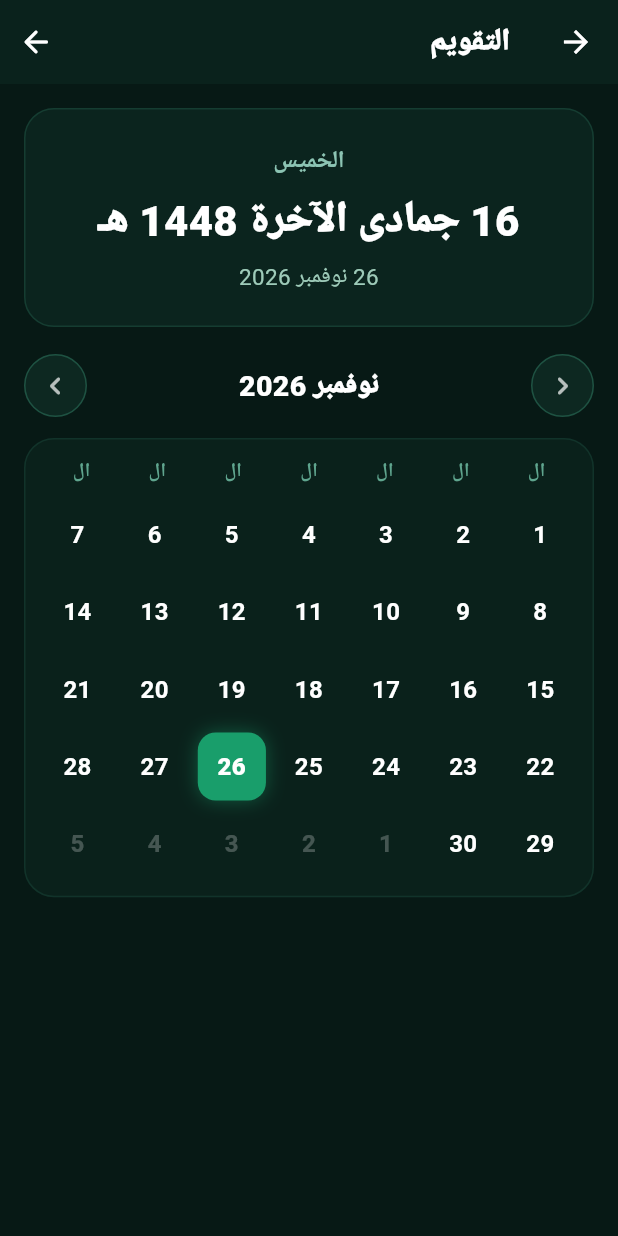
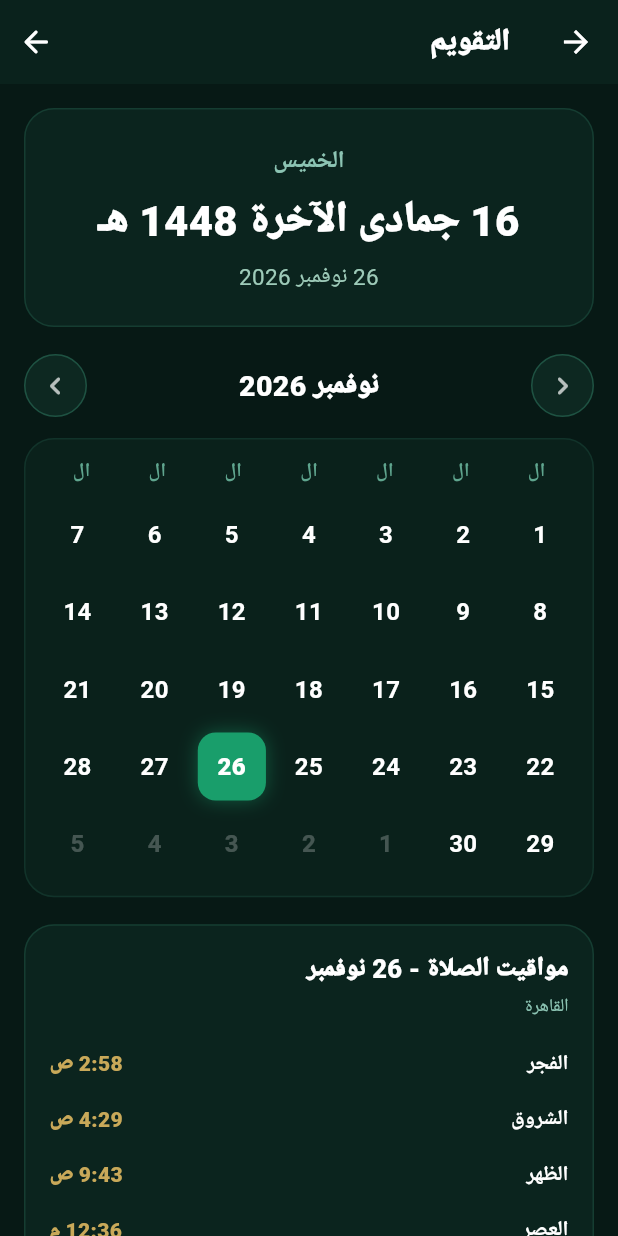
Before and after one commit to mohamedzidan15/-Quranak1app1, a Flutter app: the OriginalCalendarScreen screen opened directly with sample values from the repository, on a phone screen of 412 x 824 dp. Run offline on Flutter 3.47's test engine with Material 3 defaults, Android fonts, the phone set to English and light mode, and no system bars; our stand-ins replace adhan, cloud_firestore, dio, firebase_core, firebase_messaging, flutter_local_notifications and 6 more; missing offline and left inert: android_alarm_manager_plus; accounts and stored records are empty; network calls fail; statements that could not run were skipped.

Commit message:
Fix selected-day prayer calendar and unwrap website JSON API responses

```diff
--- a/quranak_flutter_app/lib/main.dart
+++ b/quranak_flutter_app/lib/main.dart
@@ -598,14 +598,28 @@ class QuranakApi {
     }
     try {
       final response = await _dio.get(baseUrl, queryParameters: {'action': action, ...params});
-      final body = response.data;
+      dynamic body = response.data;
+      if (body is String) body = jsonDecode(body);
       List<Map<String, dynamic>>? rows;
       if (body is List) {
         rows = body.whereType<Map>().map((e) => Map<String, dynamic>.from(e)).toList();
-      } else if (body is String) {
-        final decoded = jsonDecode(body);
-        if (decoded is List) {
-          rows = decoded.whereType<Map>().map((e) => Map<String, dynamic>.from(e)).toList();
+      } else if (body is Map) {
+        // The website endpoints may return either a bare array or a JSON
+        // envelope. Unwrap only known collection keys; never cache an error
+        // object as an empty content list.
+        dynamic payload = body;
+        for (final keyName in const [
+          'data', 'items', 'results', 'reciters', 'audios', 'videos',
+          'books', 'azkar', 'hadiths', 'categories'
+        ]) {
+          final candidate = payload is Map ? payload[keyName] : null;
+          if (candidate is List) {
+            payload = candidate;
+            break;
+          }
+        }
+        if (payload is List) {
+          rows = payload.whereType<Map>().map((e) => Map<String, dynamic>.from(e)).toList();
         }
       }
       if (rows != null) {
@@ -2613,6 +2627,13 @@ class _OriginalCalendarScreenState extends State<OriginalCalendarScreen> {
   @override
   Widget build(BuildContext context) {
     final hijri = HijriCalendar.fromDate(_selectedDate);
+    final prayerParams = CalculationMethod.egyptian.getParameters()
+      ..madhab = Madhab.shafi;
+    final selectedPrayerTimes = PrayerTimes(
+      Coordinates(widget.selectedCity.lat, widget.selectedCity.lng),
+      DateComponents.from(_selectedDate),
+      prayerParams,
+    );
     final weekdayName = arabicWeekdaysFull[_selectedDate.weekday];
     final gregorianFull =
         '${_selectedDate.day} ${arabicMonths[_selectedDate.month]} ${_selectedDate.year}';
@@ -2789,8 +2810,65 @@ class _OriginalCalendarScreenState extends State<OriginalCalendarScreen> {
                 ],
               ),
             ),
+            const SizedBox(height: 18),
+            _selectedDatePrayerCard(selectedPrayerTimes),
           ],
         ),
+      ),
+    );
+  }
+
+  Widget _selectedDatePrayerCard(PrayerTimes times) {
+    final entries = <MapEntry<String, DateTime>>[
+      MapEntry('الفجر', times.fajr),
+      MapEntry('الشروق', times.sunrise),
+      MapEntry('الظهر', times.dhuhr),
+      MapEntry('العصر', times.asr),
+      MapEntry('المغرب', times.maghrib),
+      MapEntry('العشاء', times.isha),
+    ];
+    String clock(DateTime value) {
+      final h24 = value.hour;
+      final h12 = h24 % 12 == 0 ? 12 : h24 % 12;
+      final minute = value.minute.toString().padLeft(2, '0');
+      final suffix = h24 >= 12 ? 'م' : 'ص';
+      return '$h12:$minute $suffix';
+    }
+
+    return Container(
+      width: double.infinity,
+      padding: const EdgeInsets.all(16),
+      decoration: BoxDecoration(
+        color: const Color(0xFF0B241E),
+        borderRadius: BorderRadius.circular(20),
+        border: Border.all(color: const Color(0xFF1B4D3E).withOpacity(0.6)),
+      ),
+      child: Column(
+        crossAxisAlignment: CrossAxisAlignment.stretch,
+        children: [
+          Text(
+            'مواقيت الصلاة - ${_selectedDate.day} ${arabicMonths[_selectedDate.month]}',
+            textAlign: TextAlign.right,
+            style: const TextStyle(color: Colors.white, fontSize: 17, fontWeight: FontWeight.w900),
+          ),
+          const SizedBox(height: 4),
+          Text(
+            widget.selectedCity.ar,
+            textAlign: TextAlign.right,
+            style: const TextStyle(color: Color(0xFF8CC4B3), fontSize: 12),
+          ),
+          const SizedBox(height: 12),
+          ...entries.map((entry) => Padding(
+            padding: const EdgeInsets.symmetric(vertical: 8),
+            child: Row(
+              children: [
+                Text(entry.key, style: const TextStyle(color: Colors.white, fontWeight: FontWeight.w700)),
+                const Spacer(),
+                Text(clock(entry.value), style: const TextStyle(color: Color(0xFFC9A959), fontWeight: FontWeight.w900)),
+              ],
+            ),
+          )),
+        ],
       ),
     );
   }
```
